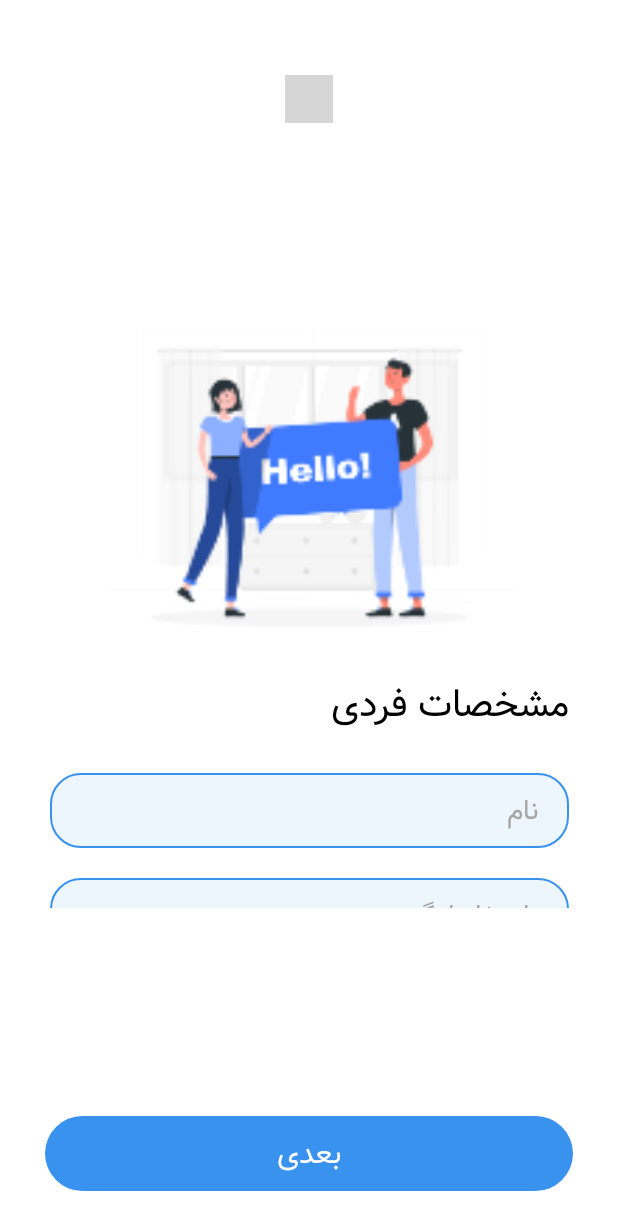
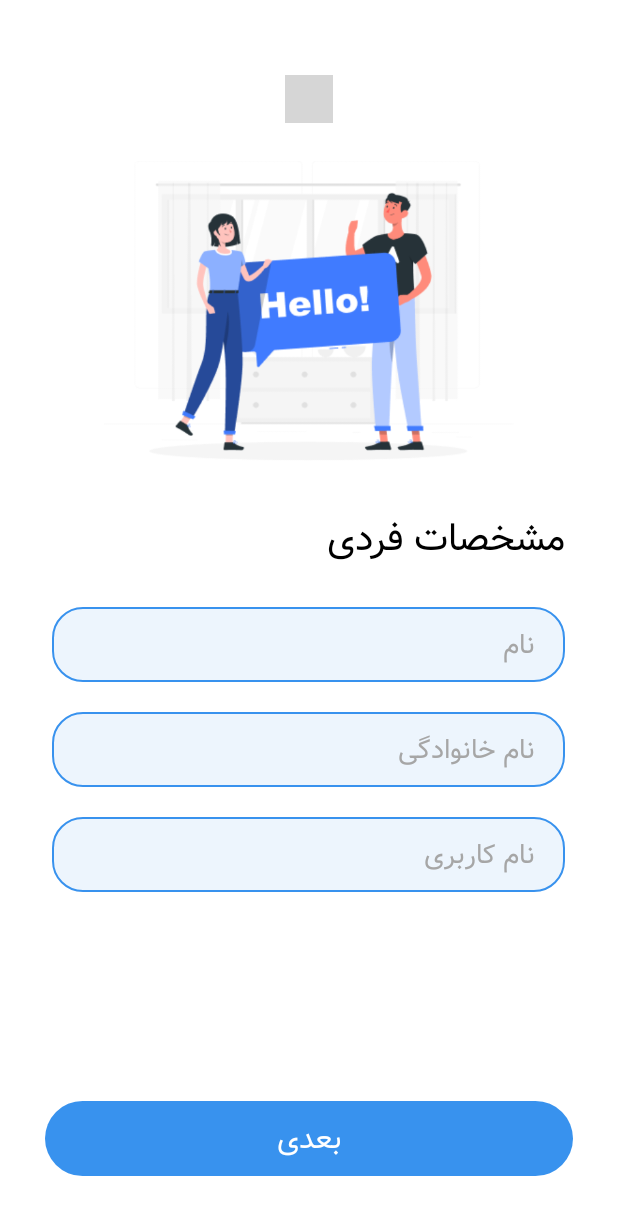
Before and after one commit to sinaata25/hamsafar, an Android app: the LogupActivity screen opened directly, with no data from a screen before it, on a phone screen of 412 x 824 dp. Shown: the top 1230 px of the screen. Run offline under Robolectric (Android 15) with nearby library versions, the phone set to English and light mode, and no system bars; libraries missing offline, so code that uses them is left out: com.funrisestudio.stepprogress, net.yslibrary.android; plain views replace StepProgressView; 4 statements that could not run were skipped; grey boxes are pictures that could not be loaded.

Commit message:
back end

```diff
--- a/app/src/main/java/ataei/sina/hamsafar/LoadingActivityIntro.java
+++ b/app/src/main/java/ataei/sina/hamsafar/LoadingActivityIntro.java
@@ -1,10 +1,17 @@
 package ataei.sina.hamsafar;
 
+import androidx.annotation.RequiresApi;
 import androidx.appcompat.app.AppCompatActivity;
 
+import android.content.Context;
 import android.content.Intent;
+import android.content.SharedPreferences;
+import android.net.ConnectivityManager;
+import android.net.NetworkInfo;
+import android.os.Build;
 import android.os.Bundle;
 import android.widget.LinearLayout;
+import android.widget.Toast;
 
 public class LoadingActivityIntro extends AppCompatActivity {
     LinearLayout tasvir_start;
@@ -14,11 +21,25 @@ public class LoadingActivityIntro extends AppCompatActivity {
         setContentView(R.layout.activity_loading_intro);
         tasvir_start = findViewById(R.id.tasvir_start);
         tasvir_start.setAlpha(0);
-        Intent x = new Intent(LoadingActivityIntro.this, LogupActivity.class);
         tasvir_start.animate().alpha(1F).setDuration(3000).withEndAction(new Runnable() {
+            @RequiresApi(api = Build.VERSION_CODES.M)
             @Override
             public void run() {
-                startActivity(x);
+                if(checkConnection()){
+                    SharedPreferences sharedPref =getSharedPreferences("shared",Context.MODE_PRIVATE);
+                    int first_time = sharedPref.getInt("first_time",1);
+                    if(first_time==0){
+                        Intent x = new Intent(LoadingActivityIntro.this, MainActivity.class);
+                        startActivity(x);
+                    }else {
+                        Intent x = new Intent(LoadingActivityIntro.this, VerificationSets.class);
+                        startActivity(x);
+                    }
+
+                }else {
+                    Toast.makeText(getApplicationContext(),"عدم اتصال دستگاه به اینترنت",Toast.LENGTH_SHORT).show();
+                }
+
             }
         });
 
@@ -28,4 +49,19 @@ public class LoadingActivityIntro extends AppCompatActivity {
         super.onRestart();
         finish();
     }
+
+    @RequiresApi(api = Build.VERSION_CODES.M)
+    boolean checkConnection(){
+        boolean connected = false;
+        ConnectivityManager connectivityManager = (ConnectivityManager)getSystemService(Context.CONNECTIVITY_SERVICE);
+        if(connectivityManager.getNetworkInfo(ConnectivityManager.TYPE_MOBILE).getState() == NetworkInfo.State.CONNECTED ||
+                connectivityManager.getNetworkInfo(ConnectivityManager.TYPE_WIFI).getState() == NetworkInfo.State.CONNECTED) {
+            //we are connected to a network
+            connected = true;
+        }
+        else{
+            connected = false;}
+        return connected;
+    }
+
 }
--- a/app/src/main/java/ataei/sina/hamsafar/LogupActivity.java
+++ b/app/src/main/java/ataei/sina/hamsafar/LogupActivity.java
@@ -1,12 +1,19 @@
 package ataei.sina.hamsafar;
 
 import androidx.appcompat.app.AppCompatActivity;
+import androidx.constraintlayout.motion.widget.MotionLayout;
 import androidx.fragment.app.FragmentPagerAdapter;
 import androidx.viewpager.widget.ViewPager;
 
 import android.os.Bundle;
+import android.view.MotionEvent;
+import android.view.View;
+import android.widget.TextView;
 
 import com.funrisestudio.stepprogress.StepProgressView;
+
+import net.yslibrary.android.keyboardvisibilityevent.KeyboardVisibilityEvent;
+import net.yslibrary.android.keyboardvisibilityevent.KeyboardVisibilityEventListener;
 
 import ataei.sina.hamsafar.adapters.AdapterViewPagerLogup;
 import ataei.sina.hamsafar.fragments.Logup_1_Fragment;
@@ -17,12 +24,29 @@ public class LogupActivity extends AppCompatActivity {
 ViewPager viewPager;
 AdapterViewPagerLogup adapterViewPagerLogup;
 StepProgressView stepProgressView;
+TextView go;
     @Override
     protected void onCreate(Bundle savedInstanceState) {
         super.onCreate(savedInstanceState);
         setContentView(R.layout.logup_activity);
         setUpViews();
         setUps();
+        handle();
+    }
+
+    private void handle() {
+        KeyboardVisibilityEvent.setEventListener(
+                LogupActivity.this,
+                new KeyboardVisibilityEventListener() {
+                    @Override
+                    public void onVisibilityChanged(boolean isOpen) {
+                        if(isOpen){
+                            go.setVisibility(View.GONE);
+                        }else {
+                            go.setVisibility(View.VISIBLE);
+                        }
+                    }
+                });
     }
 
     private void setUps() {
@@ -32,11 +56,18 @@ StepProgressView stepProgressView;
         adapterViewPagerLogup.addfragment(new Logup_3_Fragment());
         viewPager.setAdapter(adapterViewPagerLogup);
         stepProgressView.setStepsCount(3);
+        viewPager.setOnTouchListener(new View.OnTouchListener() {
+            @Override
+            public boolean onTouch(View v, MotionEvent event) {
+                return true;
+            }
+        });
 
     }
 
     private void setUpViews() {
         viewPager=findViewById(R.id.viewPager_logup);
         stepProgressView=findViewById(R.id.vStepProgress);
+        go=findViewById(R.id.textView6);
     }
 }
--- a/app/src/main/java/ataei/sina/hamsafar/fragments/Logup_1_Fragment.java
+++ b/app/src/main/java/ataei/sina/hamsafar/fragments/Logup_1_Fragment.java
@@ -4,20 +4,47 @@ import android.os.Bundle;
 import android.view.LayoutInflater;
 import android.view.View;
 import android.view.ViewGroup;
+import android.widget.ImageView;
 
 import androidx.annotation.NonNull;
 import androidx.annotation.Nullable;
 import androidx.fragment.app.Fragment;
 
+import net.yslibrary.android.keyboardvisibilityevent.KeyboardVisibilityEvent;
+import net.yslibrary.android.keyboardvisibilityevent.KeyboardVisibilityEventListener;
+
+import ataei.sina.hamsafar.LogupActivity;
 import ataei.sina.hamsafar.R;
 
 public class Logup_1_Fragment extends Fragment {
     View view;
+    ImageView imageView;
     @Nullable
     @Override
     public View onCreateView(@NonNull LayoutInflater inflater, @Nullable ViewGroup container, @Nullable Bundle savedInstanceState) {
         view=inflater.inflate(R.layout.logup_1_fragment,container,false);
+        setUpViews();
+        handle();
         return view;
+    }
+
+    private void setUpViews() {
+        imageView=view.findViewById(R.id.imageView3);
+    }
+
+    private void handle() {
+        KeyboardVisibilityEvent.setEventListener(
+                getActivity(),
+                new KeyboardVisibilityEventListener() {
+                    @Override
+                    public void onVisibilityChanged(boolean isOpen) {
+                        if(isOpen){
+                            imageView.setVisibility(View.GONE);
+                        }else {
+                            imageView.setVisibility(View.VISIBLE);
+                        }
+                    }
+                });
     }
 
 
--- a/app/src/main/java/ataei/sina/hamsafar/statics/keys.java
+++ b/app/src/main/java/ataei/sina/hamsafar/statics/keys.java
@@ -2,4 +2,5 @@ package ataei.sina.hamsafar.statics;
 
 public class keys {
     public static String key_login_verif="90134A7d138F2#94$$732017s9ac#G";
+    public static String key_get_user_by_phone="LUIHChys8aewq3rqrdn##adf123";
 }
--- a/app/src/main/java/ataei/sina/hamsafar/statics/urls.java
+++ b/app/src/main/java/ataei/sina/hamsafar/statics/urls.java
@@ -2,4 +2,5 @@ package ataei.sina.hamsafar.statics;
 
 public class urls {
     public static  String url_login_verif="http://assinapp.ir//login_verif.php";
+    public static  String url_get_user_by_phone="http://assinapp.ir//get_user_by_phone.php";
 }
--- a/app/src/main/res/layout/logup_1_fragment.xml
+++ b/app/src/main/res/layout/logup_1_fragment.xml
@@ -1,16 +1,25 @@
 <?xml version="1.0" encoding="utf-8"?>
-<androidx.constraintlayout.widget.ConstraintLayout xmlns:android="http://schemas.android.com/apk/res/android"
+<LinearLayout xmlns:android="http://schemas.android.com/apk/res/android"
     xmlns:app="http://schemas.android.com/apk/res-auto"
     xmlns:tools="http://schemas.android.com/tools"
     android:layout_width="match_parent"
+    android:orientation="vertical"
     android:layout_height="match_parent">
+<ScrollView
+    android:layout_width="match_parent"
+    android:layout_height="match_parent">
+
+    <androidx.constraintlayout.widget.ConstraintLayout
+        android:layout_width="match_parent"
+        android:layout_height="match_parent">
+
 
     <ImageView
         android:id="@+id/imageView3"
         android:layout_width="match_parent"
         android:layout_height="200dp"
         android:layout_marginHorizontal="50dp"
-        android:layout_marginTop="100dp"
+        android:layout_marginTop="5dp"
         android:src="@mipmap/logup_hello"
         app:layout_constraintEnd_toEndOf="parent"
         app:layout_constraintStart_toStartOf="parent"
@@ -84,5 +93,6 @@
         app:layout_constraintEnd_toEndOf="parent"
         app:layout_constraintStart_toStartOf="parent"
         app:layout_constraintTop_toBottomOf="@+id/logup_edittex_family" />
-
-</androidx.constraintlayout.widget.ConstraintLayout>
+    </androidx.constraintlayout.widget.ConstraintLayout>
+</ScrollView>
+</LinearLayout>
--- a/app/src/main/res/layout/logup_activity.xml
+++ b/app/src/main/res/layout/logup_activity.xml
@@ -31,28 +31,30 @@
 
     <androidx.viewpager.widget.ViewPager
         android:id="@+id/viewPager_logup"
-        android:layout_width="406dp"
-        android:layout_height="487dp"
-        android:layout_marginTop="36dp"
+        android:layout_width="402dp"
+        android:layout_height="493dp"
+        android:layout_marginTop="20dp"
+        app:layout_constraintBottom_toTopOf="@+id/textView6"
         app:layout_constraintEnd_toEndOf="parent"
+        app:layout_constraintHorizontal_bias="0.444"
         app:layout_constraintStart_toStartOf="parent"
-        app:layout_constraintTop_toBottomOf="@+id/vStepProgress" />
+        app:layout_constraintTop_toBottomOf="@+id/vStepProgress"
+        app:layout_constraintVertical_bias="0.0" />
 
     <TextView
+        android:id="@+id/textView6"
         android:layout_width="match_parent"
         android:layout_height="50dp"
         android:layout_marginHorizontal="30dp"
+        android:layout_marginBottom="40dp"
         android:background="@drawable/cardstyle1"
         android:fontFamily="@font/vazir"
         android:gravity="center"
-        android:layout_marginBottom="30dp"
         android:text="@string/next"
         android:textColor="@color/white"
         android:textSize="20dp"
         app:layout_constraintBottom_toBottomOf="parent"
         app:layout_constraintEnd_toEndOf="parent"
-        app:layout_constraintStart_toStartOf="parent"
-        app:layout_constraintTop_toBottomOf="@+id/viewPager"
-        app:layout_constraintVertical_bias="0.958" />
+        app:layout_constraintStart_toStartOf="parent" />
 
 </androidx.constraintlayout.widget.ConstraintLayout>
```
Also changed, not shown: app/src/main/AndroidManifest.xml (+6 -6 lines), app/src/main/java/ataei/sina/hamsafar/IntroActivity.java (+10 -1 lines), app/src/main/java/ataei/sina/hamsafar/SmsActivation.java (+70 -1 lines), app/src/main/java/ataei/sina/hamsafar/fragments/Intro_4_Fragment.java (+9 -1 lines), app/src/main/java/ataei/sina/hamsafar/model/User.java (added, +49 -0 lines), app/src/main/res/mipmap-mdpi/logup_hello.png (added), app/src/main/res/mipmap-xxhdpi/logup_hello.png (deleted).
